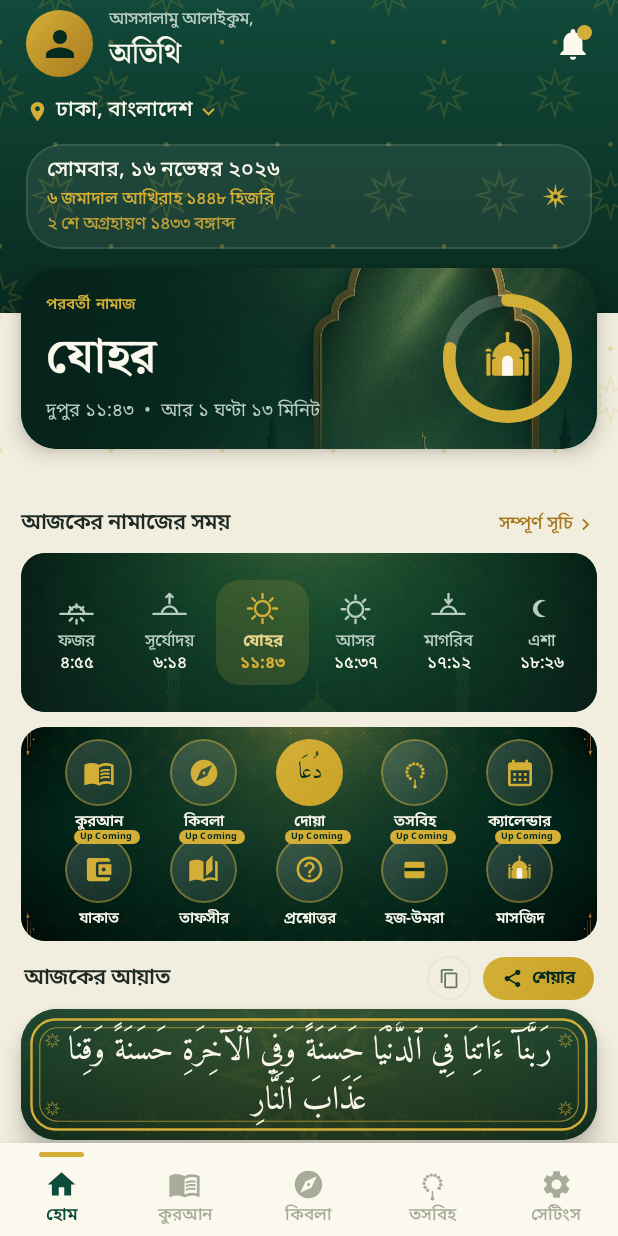
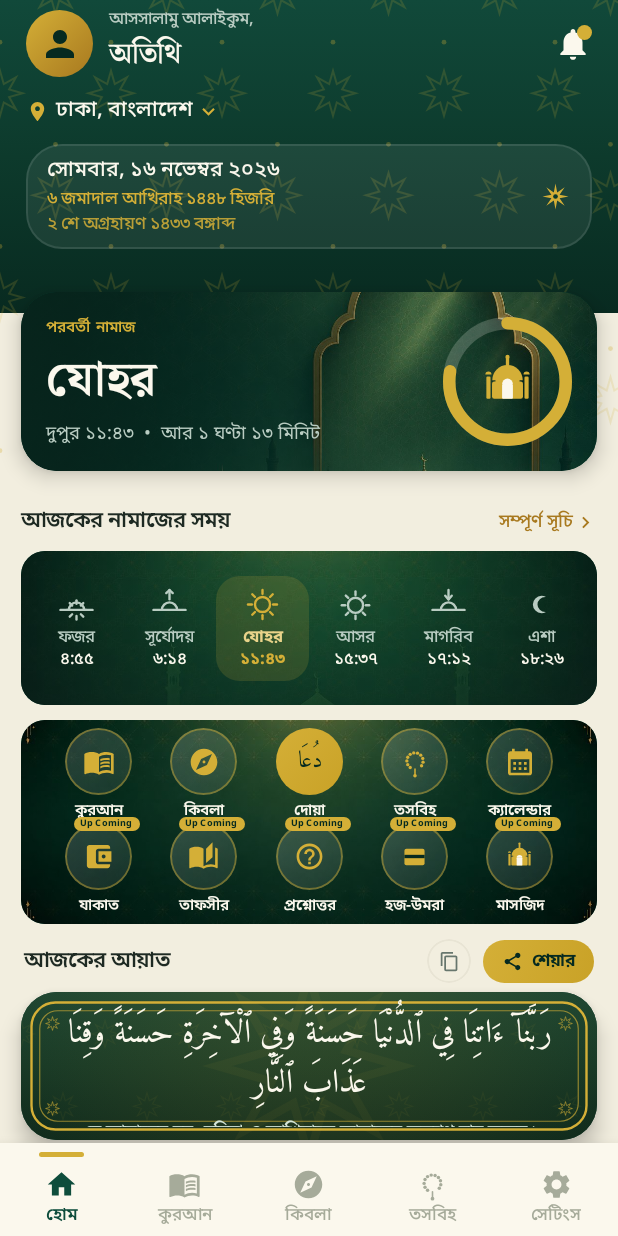
Before and after one commit to iNWEB-Official/Hidayah-Android, an Android app built with Jetpack Compose: the HomeScreen screen opened through its navigation route, on a phone screen of 412 x 824 dp. Run offline under Robolectric (Android 15) with nearby library versions, the phone set to English and light mode, and no system bars.

Commit message:
fix(home): পরবর্তী-নামাজ offset -30→-14; আয়াত কার্ড weight 1.14→1.26

```diff
--- a/app/src/main/java/com/hidayah/android/ui/screens/home/HomeScreen.kt
+++ b/app/src/main/java/com/hidayah/android/ui/screens/home/HomeScreen.kt
@@ -205,7 +205,7 @@ fun HomeScreen(
                         countdownMinutes = homeUi.countdownMinutes,
                         progress = prayerWindowFraction(homeUi.prayerTimes, homeUi.nextIndex, homeUi.nowMinutes),
                         s = s,
-                        modifier = Modifier.weight(1.10f).offset(y = (-30).dp)
+                        modifier = Modifier.weight(1.10f).offset(y = (-14).dp)
                     )
                 } else {
                     Spacer(Modifier.weight(1.12f))
@@ -221,13 +221,13 @@ fun HomeScreen(
                 }
 
                 // ---------- Six times panel ----------
-                PrayerTimesPanel(times = homeUi.prayerTimes, nextIndex = homeUi.nextIndex, s = s, modifier = Modifier.weight(0.97f))
+                PrayerTimesPanel(times = homeUi.prayerTimes, nextIndex = homeUi.nextIndex, s = s, modifier = Modifier.weight(0.95f))
 
                 // ---------- Quick actions — background-image card ----------
                 Card(
                     shape = HidayahShapes.Medium,
                     colors = CardDefaults.cardColors(containerColor = EmeraldDeep),
-                    modifier = Modifier.fillMaxWidth().weight(1.30f)
+                    modifier = Modifier.fillMaxWidth().weight(1.26f)
                 ) {
                     Box(Modifier.fillMaxSize()) {
                         Image(
@@ -285,7 +285,7 @@ fun HomeScreen(
                 }
 
                 // ---------- Ayah of the day — header row (share/copy বাইরে) + pure card ----------
-                AyahOfDayCard(viewModel, s = s, modifier = Modifier.weight(1.14f).padding(bottom = dp(2f)))
+                AyahOfDayCard(viewModel, s = s, modifier = Modifier.weight(1.26f).padding(bottom = dp(2f)))
             }
         }
     }
```
